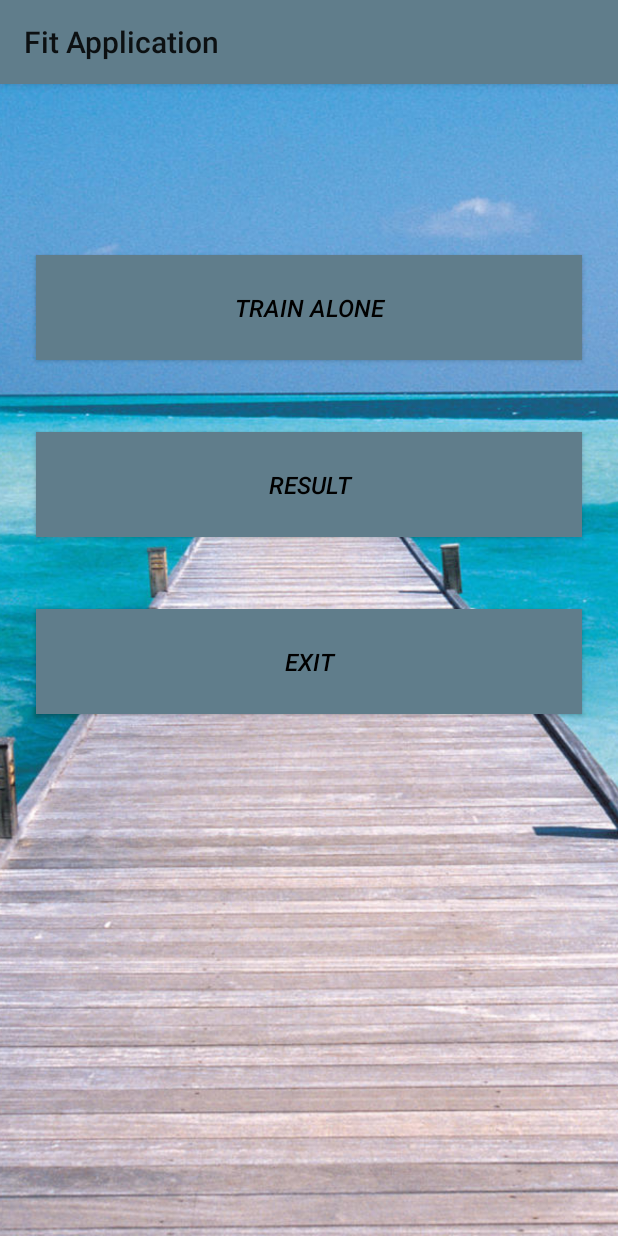
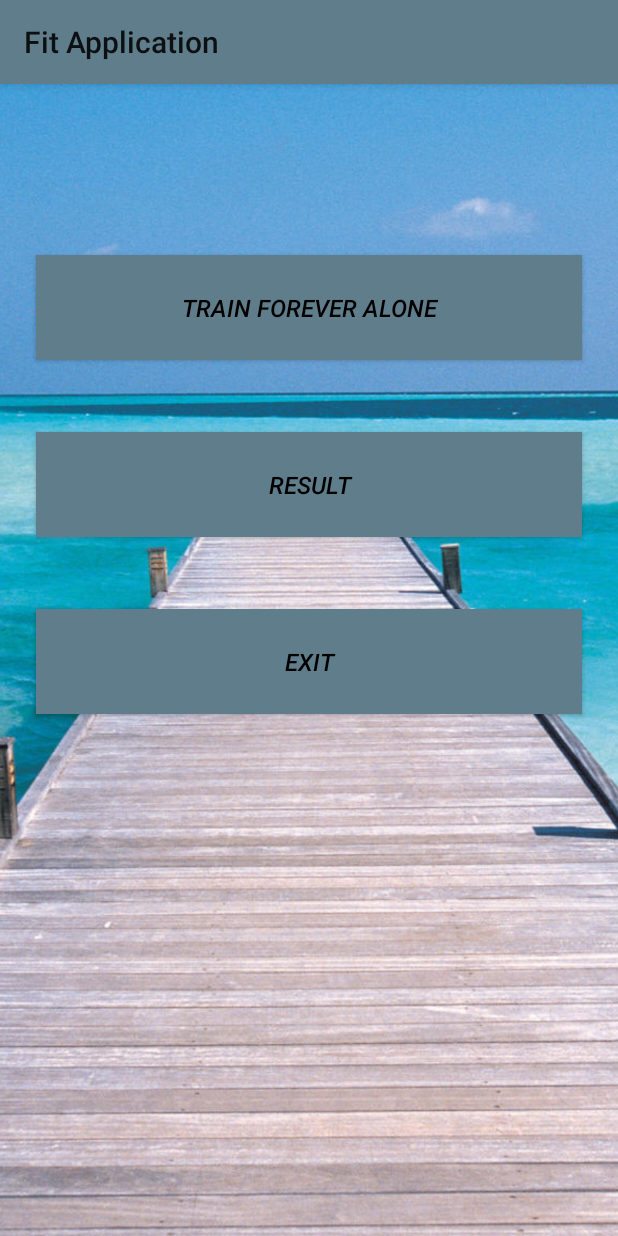
Before and after one commit to mm53616/FitApplication, an Android app: the screen it shows after launch (MainActivity), on a phone screen of 412 x 824 dp. Run offline under Robolectric (Android 15) with nearby library versions, the phone set to English and light mode, and no system bars.

Commit message:
Chacking mistakes 2

```diff
--- a/app/src/main/res/layout/activity_main.xml
+++ b/app/src/main/res/layout/activity_main.xml
@@ -21,7 +21,7 @@
     <Button
         style="@style/ButtonStyle"
         android:background="@color/ButtonColor"
-        android:text="Train alone"
+        android:text="Train forever alone"
         android:onClick="openTraining"/>
 
     <Button
```
